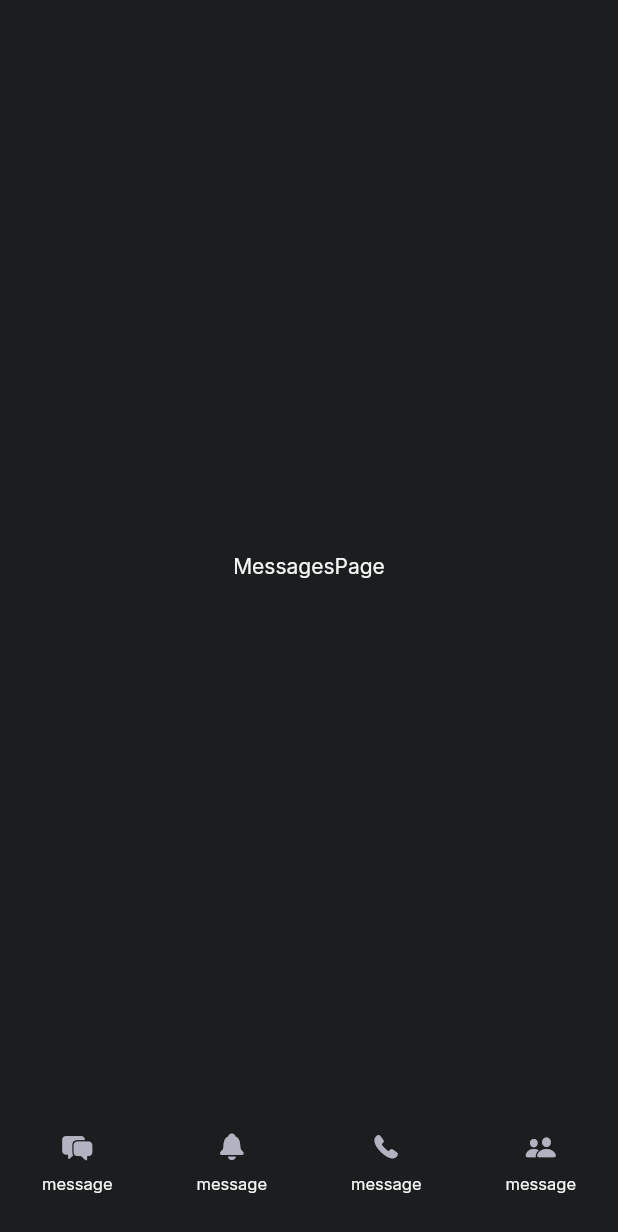
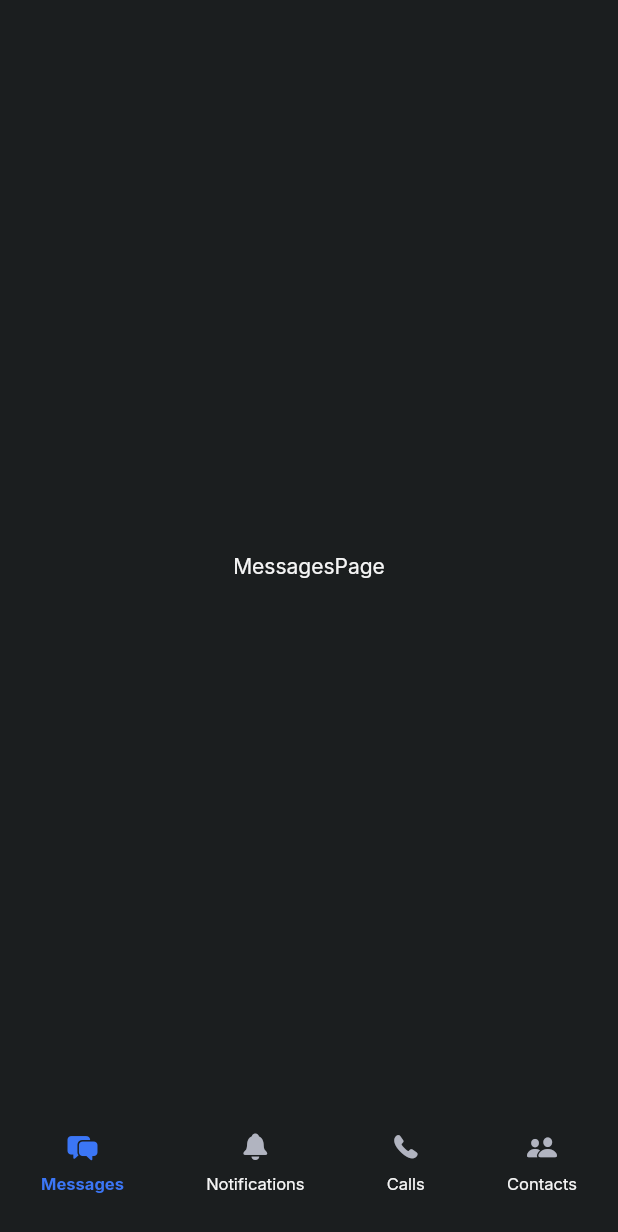
Before and after one commit to adam19810902/chatter, a Flutter app: the screen it shows after launch, on a phone screen of 412 x 824 dp. Shown: the top 1232 px of the screen. Run offline on Flutter 3.47's test engine with Material 2 defaults, Android fonts, the phone set to English and light mode, and no system bars; our stand-ins replace google_fonts.

Commit message:
first commit

```diff
--- a/lib/screens/home_screen.dart
+++ b/lib/screens/home_screen.dart
@@ -1,6 +1,7 @@
 import 'package:chatter/pages/calls_page.dart';
 import 'package:chatter/pages/messages_page.dart';
 import 'package:chatter/pages/notifications_page.dart';
+import 'package:chatter/theme.dart';
 import 'package:flutter/cupertino.dart';
 import 'package:flutter/material.dart';
 
@@ -14,6 +15,8 @@ class HomeScreen extends StatefulWidget {
 }
 
 class _HomeScreenState extends State<HomeScreen> {
+  final ValueNotifier<int> pageIndex = ValueNotifier(0);
+
   final pages = const [
     MessagesPage(),
     NotificationsPage(),
@@ -21,27 +24,44 @@ class _HomeScreenState extends State<HomeScreen> {
     ContactsPage(),
   ];
 
-  var index = 0;
+  //var index = 0;
   //home git test
   @override
   Widget build(BuildContext context) {
     return Scaffold(
-      body: pages[index],
+      body: ValueListenableBuilder(
+        valueListenable: pageIndex,
+        builder: (BuildContext context, int index, _){
+          return pages[index];
+        },
+      ),
       bottomNavigationBar: _BottomNavigationBar(
         onItemSelected: (i){
-          setState(() {
-            index = i;
-          });
+          //print(i);
+          pageIndex.value = i;
         },
       ),
     );
   }
 }
 
-class _BottomNavigationBar extends StatelessWidget {
+class _BottomNavigationBar extends StatefulWidget {
   const _BottomNavigationBar({Key? key, required this.onItemSelected}) : super(key: key);
 
   final ValueChanged<int> onItemSelected;
+
+  @override
+  State<_BottomNavigationBar> createState() => _BottomNavigationBarState();
+}
+
+class _BottomNavigationBarState extends State<_BottomNavigationBar> {
+  var selectedIndex = 0;
+  void handleItemSelected(index){
+    setState(() {
+      selectedIndex = index;
+    });
+    widget.onItemSelected(index);
+  }
 
   @override
   Widget build(BuildContext context) {
@@ -53,27 +73,31 @@ class _BottomNavigationBar extends StatelessWidget {
         children: [
           NavigationBarItem(
             index: 0,
-            lable: 'message',
+            lable: 'Messages',
             icon: CupertinoIcons.bubble_left_bubble_right_fill,
-            onTap: onItemSelected,
+            isSelected: (selectedIndex == 0),
+            onTap: handleItemSelected,
           ),
           NavigationBarItem(
             index: 1,
-            lable: 'message',
+            lable: 'Notifications',
             icon: CupertinoIcons.bell_solid,
-            onTap: onItemSelected,
+            isSelected: (selectedIndex == 1),
+            onTap: handleItemSelected,
           ),
           NavigationBarItem(
             index: 2,
-            lable: 'message',
+            lable: 'Calls',
             icon: CupertinoIcons.phone_fill,
-            onTap: onItemSelected,
+            isSelected: (selectedIndex == 2),
+            onTap: handleItemSelected,
           ),
           NavigationBarItem(
             index: 3,
-            lable: 'message',
+            lable: 'Contacts',
             icon: CupertinoIcons.person_2_fill,
-            onTap: onItemSelected,
+            isSelected: (selectedIndex == 3),
+            onTap: handleItemSelected,
           ),
         ],
       ),
@@ -88,17 +112,20 @@ class NavigationBarItem extends StatelessWidget {
     required this.index,
     required this.lable,
     required this.icon,
+    this.isSelected = false,
     required this.onTap,
   }) : super(key: key);
 
   final int index;
   final String lable;
   final IconData icon;
+  final bool isSelected;
   final ValueChanged<int> onTap;
 
   @override
   Widget build(BuildContext context) {
     return GestureDetector(
+      behavior: HitTestBehavior.opaque,
       onTap: (){
         onTap(index);
       },
@@ -111,13 +138,19 @@ class NavigationBarItem extends StatelessWidget {
               Icon(
                 icon,
                 size:20,
+                color: isSelected ? AppColors.secondary : null,
               ),
               const SizedBox(
                 height: 8,
               ),
               Text(
                 lable,
-                style: const TextStyle(fontSize: 11),
+                style: isSelected
+                    ? const TextStyle(
+                        fontSize: 11,
+                        fontWeight: FontWeight.bold,
+                        color: AppColors.secondary)
+                    : const TextStyle(fontSize: 11)
               )
             ],
           )
```
